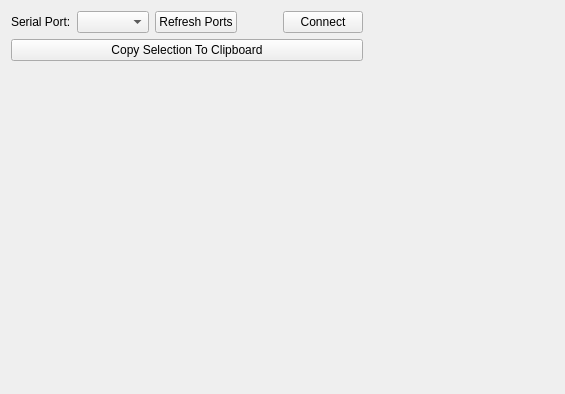
Above: src/brickv/plugin_system/plugins/red/ui/red_tab_console.ui from Tinkerforge/brickv before the change. Below: the same form after it.
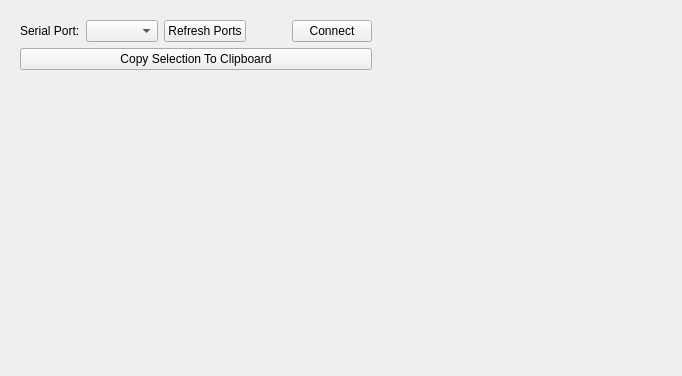
That is the form after the change.

Commit message: red-brick: Fix console tab layout expansion

What changed in the file:
```diff
--- a/src/brickv/plugin_system/plugins/red/ui/red_tab_console.ui
+++ b/src/brickv/plugin_system/plugins/red/ui/red_tab_console.ui
@@ -6,8 +6,8 @@
    <rect>
     <x>0</x>
     <y>0</y>
-    <width>565</width>
-    <height>394</height>
+    <width>682</width>
+    <height>376</height>
    </rect>
   </property>
   <property name="windowTitle">
@@ -15,6 +15,15 @@
   </property>
   <layout class="QHBoxLayout" name="horizontalLayout">
    <item>
+    <widget class="QWidget" name="widget_dummy" native="true">
+     <property name="sizePolicy">
+      <sizepolicy hsizetype="Fixed" vsizetype="Preferred">
+       <horstretch>0</horstretch>
+       <verstretch>0</verstretch>
+      </sizepolicy>
+     </property>
+     <layout class="QVBoxLayout" name="verticalLayout">
+      <item>
     <layout class="QVBoxLayout" name="console_layout">
      <item>
       <layout class="QHBoxLayout" name="horizontalLayout_2">
@@ -75,12 +84,15 @@
        <property name="sizeHint" stdset="0">
         <size>
          <width>20</width>
-         <height>40</height>
+            <height>492</height>
         </size>
        </property>
       </spacer>
      </item>
     </layout>
+      </item>
+     </layout>
+    </widget>
    </item>
    <item>
     <spacer name="horizontalSpacer_2">
```
Lines whose indentation alone changed are shown as unchanged.
